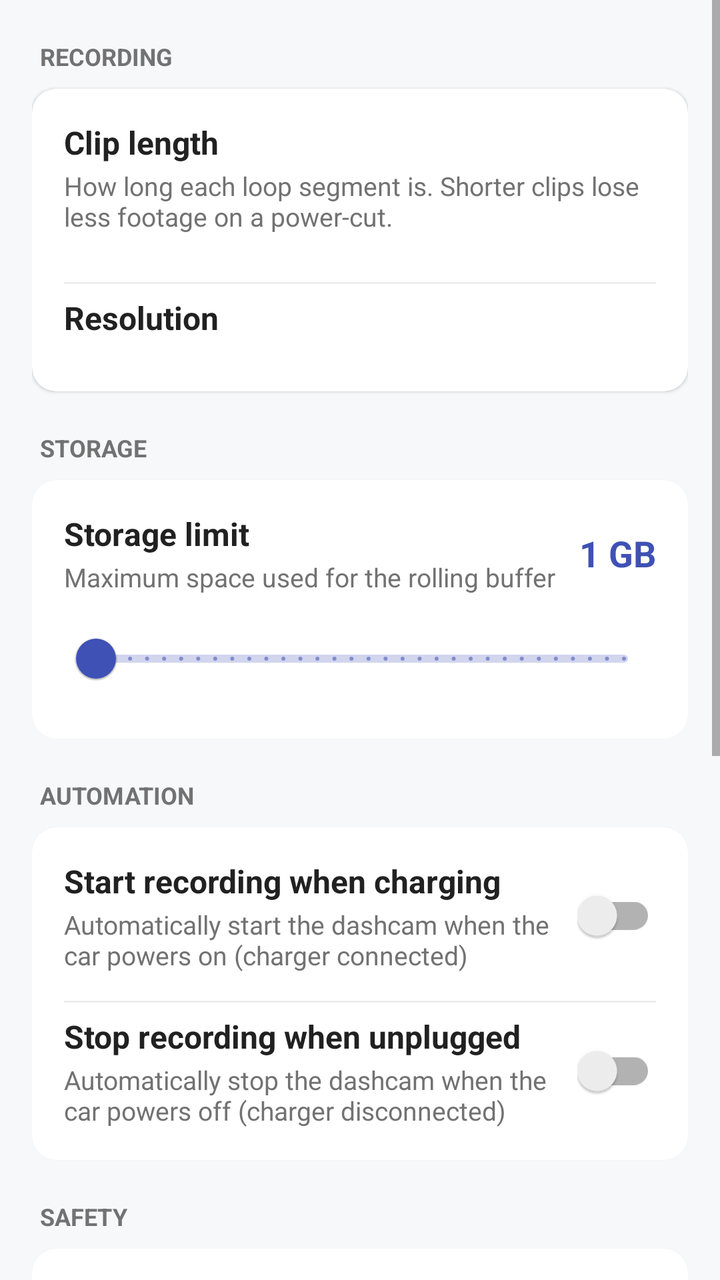
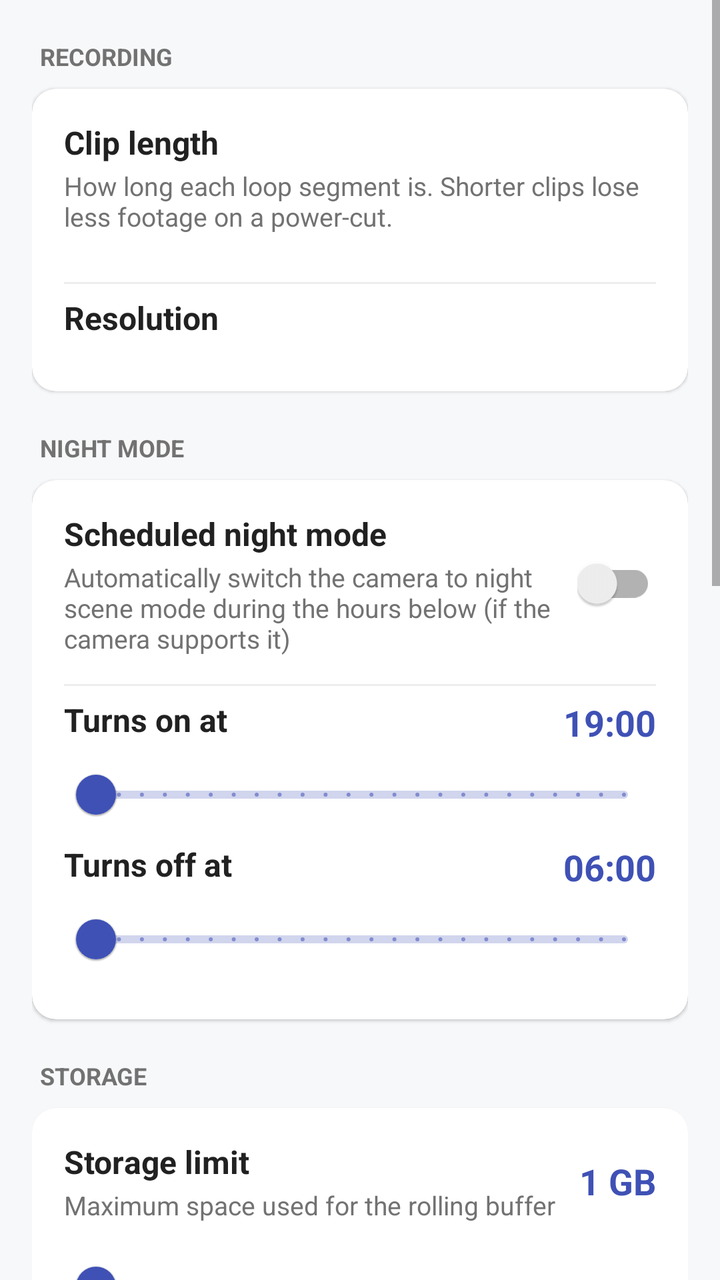

Two renders of the same Android screen: before a commit and after it. Below are the layout's source before the change and the commit's diff.
<!-- AndroidManifest.xml: application theme AppTheme -->
<!-- res/layout/activity_settings.xml -->
<?xml version="1.0" encoding="utf-8"?>
<ScrollView xmlns:android="http://schemas.android.com/apk/res/android"
    xmlns:app="http://schemas.android.com/apk/res-auto"
    android:layout_width="match_parent"
    android:layout_height="match_parent"
    android:background="@color/colorWindowBg"
    android:fillViewport="true">

    <LinearLayout
        android:layout_width="match_parent"
        android:layout_height="wrap_content"
        android:orientation="vertical"
        android:paddingLeft="16dp"
        android:paddingRight="16dp"
        android:paddingBottom="24dp">

        
        <TextView
            style="@style/SettingsSectionHeader"
            android:text="Recording" />

        <androidx.cardview.widget.CardView style="@style/SettingsCard">

            <LinearLayout
                android:layout_width="match_parent"
                android:layout_height="wrap_content"
                android:orientation="vertical"
                android:padding="16dp">

                <TextView
                    style="@style/SettingsItemTitle"
                    android:text="Clip length" />

                <TextView
                    style="@style/SettingsItemSubtitle"
                    android:text="How long each loop segment is. Shorter clips lose less footage on a power-cut." />

                <LinearLayout
                    android:id="@+id/group_clip"
                    android:layout_width="match_parent"
                    android:layout_height="wrap_content"
                    android:layout_marginTop="10dp"
                    android:orientation="horizontal" />

                <View style="@style/SettingsDivider" />

                <TextView
                    style="@style/SettingsItemTitle"
                    android:text="Resolution" />

                <LinearLayout
                    android:id="@+id/group_res"
                    android:layout_width="match_parent"
                    android:layout_height="wrap_content"
                    android:layout_marginTop="10dp"
                    android:orientation="horizontal" />
            </LinearLayout>
        </androidx.cardview.widget.CardView>

        
        <TextView
            style="@style/SettingsSectionHeader"
            android:text="Storage" />

        <androidx.cardview.widget.CardView style="@style/SettingsCard">

            <LinearLayout
                android:layout_width="match_parent"
                android:layout_height="wrap_content"
                android:orientation="vertical"
                android:padding="16dp">

                <LinearLayout
                    android:layout_width="match_parent"
                    android:layout_height="wrap_content"
                    android:orientation="horizontal">

                    <LinearLayout
                        android:layout_width="0dp"
                        android:layout_height="wrap_content"
                        android:layout_weight="1"
                        android:orientation="vertical">

                        <TextView
                            style="@style/SettingsItemTitle"
                            android:text="Storage limit" />

                        <TextView
                            android:id="@+id/storage_free"
                            style="@style/SettingsItemSubtitle"
                            android:text="Maximum space used for the rolling buffer" />
                    </LinearLayout>

                    <TextView
                        android:id="@+id/storage_value"
                        android:layout_width="wrap_content"
                        android:layout_height="wrap_content"
                        android:layout_gravity="center_vertical"
                        android:text="1 GB"
                        android:textColor="@color/colorPrimary"
                        android:textSize="18sp"
                        android:textStyle="bold" />
                </LinearLayout>

                <com.google.android.material.slider.Slider
                    android:id="@+id/storage_slider"
                    android:layout_width="match_parent"
                    android:layout_height="wrap_content"
                    android:layout_marginTop="8dp"
                    android:stepSize="1"
                    android:valueFrom="1"
                    android:valueTo="32" />
            </LinearLayout>
        </androidx.cardview.widget.CardView>

        
        <TextView
            style="@style/SettingsSectionHeader"
            android:text="Automation" />

        <androidx.cardview.widget.CardView style="@style/SettingsCard">

            <LinearLayout
                android:layout_width="match_parent"
                android:layout_height="wrap_content"
                android:orientation="vertical"
                android:padding="16dp">

                <LinearLayout
                    android:layout_width="match_parent"
                    android:layout_height="wrap_content"
                    android:orientation="horizontal">

                    <LinearLayout
                        android:layout_width="0dp"
                        android:layout_height="wrap_content"
                        android:layout_weight="1"
                        android:orientation="vertical">

                        <TextView
                            style="@style/SettingsItemTitle"
                            android:text="Start recording when charging" />

                        <TextView
                            style="@style/SettingsItemSubtitle"
                            android:text="Automatically start the dashcam when the car powers on (charger connected)" />
                    </LinearLayout>

                    <com.google.android.material.switchmaterial.SwitchMaterial
                        android:id="@+id/switch_autostart"
                        android:layout_width="wrap_content"
                        android:layout_height="wrap_content"
                        android:layout_gravity="center_vertical" />
                </LinearLayout>

                <View style="@style/SettingsDivider" />

                <LinearLayout
                    android:layout_width="match_parent"
                    android:layout_height="wrap_content"
                    android:orientation="horizontal">

                    <LinearLayout
                        android:layout_width="0dp"
                        android:layout_height="wrap_content"
                        android:layout_weight="1"
                        android:orientation="vertical">

                        <TextView
                            style="@style/SettingsItemTitle"
                            android:text="Stop recording when unplugged" />

                        <TextView
                            style="@style/SettingsItemSubtitle"
                            android:text="Automatically stop the dashcam when the car powers off (charger disconnected)" />
                    </LinearLayout>

                    <com.google.android.material.switchmaterial.SwitchMaterial
                        android:id="@+id/switch_autostop"
                        android:layout_width="wrap_content"
                        android:layout_height="wrap_content"
                        android:layout_gravity="center_vertical" />
                </LinearLayout>
            </LinearLayout>
        </androidx.cardview.widget.CardView>

        
        <TextView
            style="@style/SettingsSectionHeader"
            android:text="Safety" />

        <androidx.cardview.widget.CardView style="@style/SettingsCard">

            <LinearLayout
                android:layout_width="match_parent"
                android:layout_height="wrap_content"
                android:orientation="vertical"
                android:padding="16dp">

                <LinearLayout
                    android:layout_width="match_parent"
                    android:layout_height="wrap_content"
                    android:orientation="horizontal">

                    <LinearLayout
                        android:layout_width="0dp"
                        android:layout_height="wrap_content"
                        android:layout_weight="1"
                        android:orientation="vertical">

                        <TextView
                            style="@style/SettingsItemTitle"
                            android:text="Overheating alert" />

                        <TextView
                            style="@style/SettingsItemSubtitle"
                            android:text="Warn me when the battery gets too hot" />
                    </LinearLayout>

                    <com.google.android.material.switchmaterial.SwitchMaterial
                        android:id="@+id/switch_overheat"
                        android:layout_width="wrap_content"
                        android:layout_height="wrap_content"
                        android:layout_gravity="center_vertical" />
                </LinearLayout>

                <LinearLayout
                    android:id="@+id/group_overheat"
                    android:layout_width="match_parent"
                    android:layout_height="wrap_content"
                    android:layout_marginTop="10dp"
                    android:orientation="horizontal" />

                <View style="@style/SettingsDivider" />

                <LinearLayout
                    android:layout_width="match_parent"
                    android:layout_height="wrap_content"
                    android:orientation="horizontal">

                    <LinearLayout
                        android:layout_width="0dp"
                        android:layout_height="wrap_content"
                        android:layout_weight="1"
                        android:orientation="vertical">

                        <TextView
                            style="@style/SettingsItemTitle"
                            android:text="Auto shutdown on low battery" />

                        <TextView
                            style="@style/SettingsItemSubtitle"
                            android:text="Safely stop and quit when the battery is low and not charging" />
                    </LinearLayout>

                    <com.google.android.material.switchmaterial.SwitchMaterial
                        android:id="@+id/switch_lowbatt"
                        android:layout_width="wrap_content"
                        android:layout_height="wrap_content"
                        android:layout_gravity="center_vertical" />
                </LinearLayout>

                <LinearLayout
                    android:id="@+id/group_lowbatt"
                    android:layout_width="match_parent"
                    android:layout_height="wrap_content"
                    android:layout_marginTop="10dp"
                    android:orientation="horizontal" />
            </LinearLayout>
        </androidx.cardview.widget.CardView>

        
        <TextView
            style="@style/SettingsSectionHeader"
            android:text="General" />

        <androidx.cardview.widget.CardView style="@style/SettingsCard">

            <LinearLayout
                android:layout_width="match_parent"
                android:layout_height="wrap_content"
                android:orientation="vertical"
                android:padding="16dp">

                <LinearLayout
                    android:layout_width="match_parent"
                    android:layout_height="wrap_content"
                    android:orientation="horizontal">

                    <LinearLayout
                        android:layout_width="0dp"
                        android:layout_height="wrap_content"
                        android:layout_weight="1"
                        android:orientation="vertical">

                        <TextView
                            style="@style/SettingsItemTitle"
                            android:text="Silent" />

                        <TextView
                            style="@style/SettingsItemSubtitle"
                            android:text="Mute system sound while recording" />
                    </LinearLayout>

                    <com.google.android.material.switchmaterial.SwitchMaterial
                        android:id="@+id/switch_silent"
                        android:layout_width="wrap_content"
                        android:layout_height="wrap_content"
                        android:layout_gravity="center_vertical" />
                </LinearLayout>

                <View style="@style/SettingsDivider" />

                <LinearLayout
                    android:layout_width="match_parent"
                    android:layout_height="wrap_content"
                    android:orientation="horizontal">

                    <LinearLayout
                        android:layout_width="0dp"
                        android:layout_height="wrap_content"
                        android:layout_weight="1"
                        android:orientation="vertical">

                        <TextView
                            style="@style/SettingsItemTitle"
                            android:text="Start Maps in background" />

                        <TextView
                            style="@style/SettingsItemSubtitle"
                            android:text="Launch Google Maps navigation when the app starts" />
                    </LinearLayout>

                    <com.google.android.material.switchmaterial.SwitchMaterial
                        android:id="@+id/switch_maps"
                        android:layout_width="wrap_content"
                        android:layout_height="wrap_content"
                        android:layout_gravity="center_vertical" />
                </LinearLayout>

                <View style="@style/SettingsDivider" />

                <TextView
                    android:id="@+id/btn_delete_all"
                    android:layout_width="match_parent"
                    android:layout_height="48dp"
                    android:background="@drawable/bg_delete_button"
                    android:clickable="true"
                    android:focusable="true"
                    android:gravity="center"
                    android:text="Delete all recordings"
                    android:textColor="#FFD32F2F"
                    android:textSize="15sp"
                    android:textStyle="bold" />
            </LinearLayout>
        </androidx.cardview.widget.CardView>

    </LinearLayout>
</ScrollView>
<!-- resources referenced by this layout -->
<resources>
  <color name="colorPrimary">#3F51B5</color>
  <color name="colorWindowBg">#FFF7F8FA</color>
  <!-- drawable bg_delete_button (drawable) -->
  <?xml version="1.0" encoding="utf-8"?>
  <shape xmlns:android="http://schemas.android.com/apk/res/android"
      android:shape="rectangle">
      <solid android:color="#FFFDECEC" />
      <stroke
          android:width="1dp"
          android:color="#FFD32F2F" />
      <corners android:radius="10dp" />
  </shape>
  <style name="SettingsCard">
          <item name="android:layout_width">match_parent</item>
          <item name="android:layout_height">wrap_content</item>
          <item name="cardCornerRadius">12dp</item>
          <item name="cardElevation">1dp</item>
          <item name="cardBackgroundColor">@color/colorCard</item>
      </style>
  <style name="SettingsDivider">
          <item name="android:layout_width">match_parent</item>
          <item name="android:layout_height">1dp</item>
          <item name="android:layout_marginTop">14dp</item>
          <item name="android:layout_marginBottom">6dp</item>
          <item name="android:background">@color/colorDivider</item>
      </style>
  <style name="SettingsItemSubtitle">
          <item name="android:layout_width">match_parent</item>
          <item name="android:layout_height">wrap_content</item>
          <item name="android:layout_marginTop">2dp</item>
          <item name="android:textSize">13sp</item>
          <item name="android:textColor">@color/colorTextSecondary</item>
      </style>
  <style name="SettingsItemTitle">
          <item name="android:layout_width">match_parent</item>
          <item name="android:layout_height">wrap_content</item>
          <item name="android:textSize">16sp</item>
          <item name="android:textStyle">bold</item>
          <item name="android:textColor">@color/colorTextPrimary</item>
      </style>
  <style name="SettingsSectionHeader">
          <item name="android:layout_width">match_parent</item>
          <item name="android:layout_height">wrap_content</item>
          <item name="android:layout_marginTop">20dp</item>
          <item name="android:layout_marginBottom">8dp</item>
          <item name="android:layout_marginStart">4dp</item>
          <item name="android:textAllCaps">true</item>
          <item name="android:textStyle">bold</item>
          <item name="android:textSize">12sp</item>
          <item name="android:textColor">@color/colorTextSecondary</item>
      </style>
  <style name="AppTheme" parent="Theme.MaterialComponents.DayNight.DarkActionBar.Bridge">
          
          <item name="colorPrimary">@color/colorPrimary</item>
          <item name="colorPrimaryDark">@color/colorPrimaryDark</item>
          <item name="colorAccent">@color/colorAccent</item>
          <item name="preferenceTheme">@style/PreferenceThemeOverlay</item>
          <item name="android:windowBackground">@color/colorWindowBg</item>
      </style>
  <color name="colorCard">#FFFFFFFF</color>
  <color name="colorDivider">#FFEEEEEE</color>
  <color name="colorTextSecondary">#727272</color>
  <color name="colorTextPrimary">#212121</color>
  <color name="colorPrimaryDark">#303F9F</color>
  <color name="colorAccent">#FF4081</color>
</resources>

<!-- the commit's change to res/layout/activity_settings.xml (unified diff, before → after) -->
@@ -54,6 +54,110 @@
                     android:layout_height="wrap_content"
                     android:layout_marginTop="10dp"
                     android:orientation="horizontal" />
+            </LinearLayout>
+        </androidx.cardview.widget.CardView>
+
+        
+        <TextView
+            style="@style/SettingsSectionHeader"
+            android:text="Night mode" />
+
+        <androidx.cardview.widget.CardView style="@style/SettingsCard">
+
+            <LinearLayout
+                android:layout_width="match_parent"
+                android:layout_height="wrap_content"
+                android:orientation="vertical"
+                android:padding="16dp">
+
+                <LinearLayout
+                    android:layout_width="match_parent"
+                    android:layout_height="wrap_content"
+                    android:orientation="horizontal">
+
+                    <LinearLayout
+                        android:layout_width="0dp"
+                        android:layout_height="wrap_content"
+                        android:layout_weight="1"
+                        android:orientation="vertical">
+
+                        <TextView
+                            style="@style/SettingsItemTitle"
+                            android:text="Scheduled night mode" />
+
+                        <TextView
+                            style="@style/SettingsItemSubtitle"
+                            android:text="Automatically switch the camera to night scene mode during the hours below (if the camera supports it)" />
+                    </LinearLayout>
+
+                    <com.google.android.material.switchmaterial.SwitchMaterial
+                        android:id="@+id/switch_night"
+                        android:layout_width="wrap_content"
+                        android:layout_height="wrap_content"
+                        android:layout_gravity="center_vertical" />
+                </LinearLayout>
+
+                <View style="@style/SettingsDivider" />
+
+                <LinearLayout
+                    android:layout_width="match_parent"
+                    android:layout_height="wrap_content"
+                    android:orientation="horizontal">
+
+                    <TextView
+                        style="@style/SettingsItemTitle"
+                        android:layout_width="0dp"
+                        android:layout_weight="1"
+                        android:text="Turns on at" />
+
+                    <TextView
+                        android:id="@+id/night_start_value"
+                        android:layout_width="wrap_content"
+                        android:layout_height="wrap_content"
+                        android:layout_gravity="center_vertical"
+                        android:text="19:00"
+                        android:textColor="@color/colorPrimary"
+                        android:textSize="18sp"
+                        android:textStyle="bold" />
+                </LinearLayout>
+
+                <com.google.android.material.slider.Slider
+                    android:id="@+id/night_start_slider"
+                    android:layout_width="match_parent"
+                    android:layout_height="wrap_content"
+                    android:stepSize="1"
+                    android:valueFrom="0"
+                    android:valueTo="23" />
+
+                <LinearLayout
+                    android:layout_width="match_parent"
+                    android:layout_height="wrap_content"
+                    android:orientation="horizontal">
+
+                    <TextView
+                        style="@style/SettingsItemTitle"
+                        android:layout_width="0dp"
+                        android:layout_weight="1"
+                        android:text="Turns off at" />
+
+                    <TextView
+                        android:id="@+id/night_end_value"
+                        android:layout_width="wrap_content"
+                        android:layout_height="wrap_content"
+                        android:layout_gravity="center_vertical"
+                        android:text="06:00"
+                        android:textColor="@color/colorPrimary"
+                        android:textSize="18sp"
+                        android:textStyle="bold" />
+                </LinearLayout>
+
+                <com.google.android.material.slider.Slider
+                    android:id="@+id/night_end_slider"
+                    android:layout_width="match_parent"
+                    android:layout_height="wrap_content"
+                    android:stepSize="1"
+                    android:valueFrom="0"
+                    android:valueTo="23" />
             </LinearLayout>
         </androidx.cardview.widget.CardView>
 
